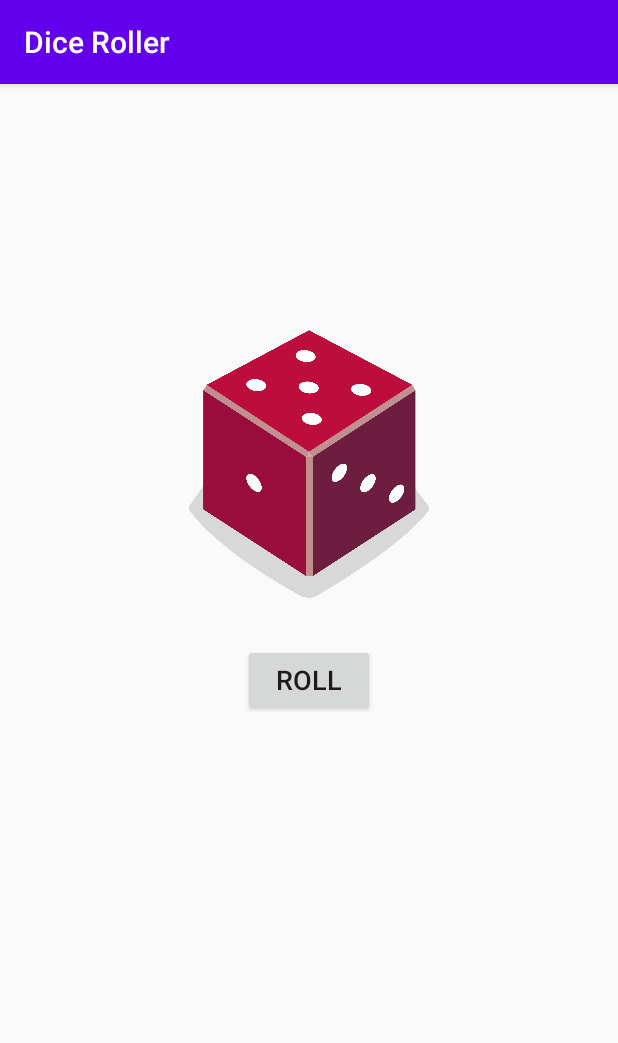
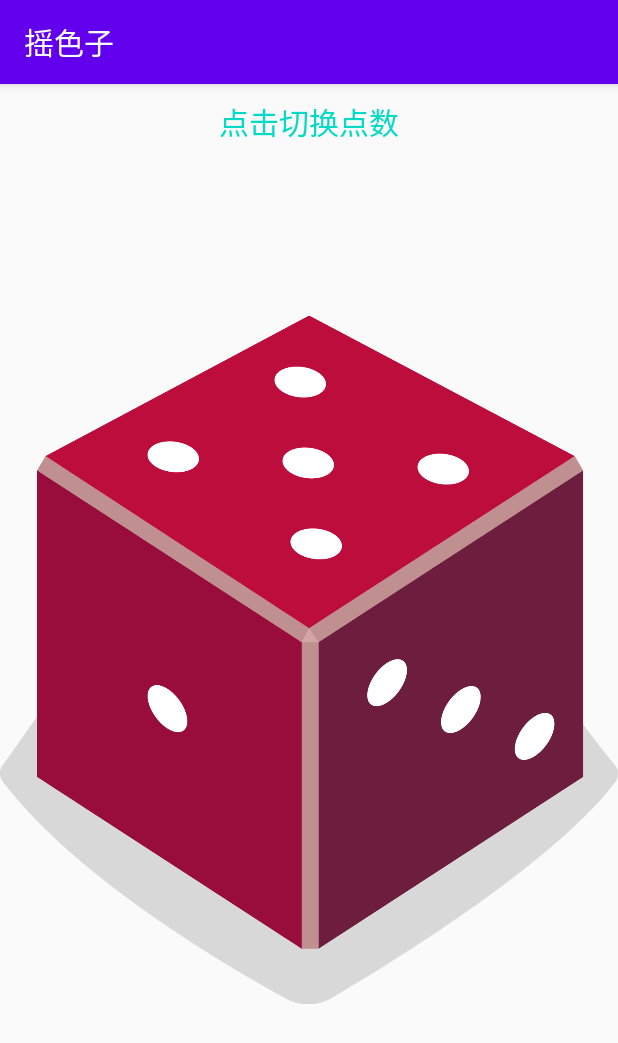
Before and after one commit to szdenny2/DiceRoller, an Android app: the screen it shows after launch (MainActivity), on a phone screen of 412 x 824 dp. Shown: the top 1043 px of the screen. Run offline under Robolectric (Android 15) with nearby library versions, the phone set to English and light mode, and no system bars.

Commit message:
feat:优化UI

```diff
--- a/app/src/main/java/com/winnerwinter/diceroller/MainActivity.kt
+++ b/app/src/main/java/com/winnerwinter/diceroller/MainActivity.kt
@@ -10,16 +10,14 @@ class MainActivity : AppCompatActivity() {
         super.onCreate(savedInstanceState)
         setContentView(R.layout.activity_main)
 
-        val rollButton: Button = findViewById(R.id.button)
-        rollButton.setOnClickListener { rollDice() }
-
-        rollDice()        // Do a dice roll when the app start, in order to display a random dice image for the first time
+        val diceImage: ImageView = findViewById(R.id.imageView)
+        diceImage.setOnClickListener { rollDice(diceImage) }
+        diceImage.performClick()
     }
 
-    private fun rollDice() {
+    private fun rollDice(diceImage: ImageView) {
         val dice = Dice(6)
         val diceRoll = dice.roll()
-        val diceImage: ImageView = findViewById(R.id.imageView)
         val drawableResource = when (diceRoll) {
             1 -> R.drawable.dice_1
             2 -> R.drawable.dice_2
--- a/app/src/main/res/layout/activity_main.xml
+++ b/app/src/main/res/layout/activity_main.xml
@@ -1,37 +1,27 @@
 <?xml version="1.0" encoding="utf-8"?>
-<androidx.constraintlayout.widget.ConstraintLayout xmlns:android="http://schemas.android.com/apk/res/android"
+<FrameLayout xmlns:android="http://schemas.android.com/apk/res/android"
     xmlns:app="http://schemas.android.com/apk/res-auto"
     xmlns:tools="http://schemas.android.com/tools"
     android:layout_width="match_parent"
     android:layout_height="match_parent"
     tools:context=".MainActivity">
 
-    <androidx.constraintlayout.widget.Guideline
-        android:id="@+id/guideline"
-        android:layout_width="wrap_content"
+    <TextView
+        android:layout_width="match_parent"
         android:layout_height="wrap_content"
-        android:orientation="horizontal"
-        app:layout_constraintGuide_percent="0.20" />
-
-    <Button
-        android:id="@+id/button"
-        android:layout_width="wrap_content"
-        android:layout_height="wrap_content"
-        android:layout_marginTop="20dp"
-        android:text="@string/button_roll"
-        android:textSize="18sp"
-        app:layout_constraintEnd_toEndOf="parent"
-        app:layout_constraintStart_toStartOf="parent"
-        app:layout_constraintTop_toBottomOf="@+id/imageView" />
+        android:layout_marginTop="10dp"
+        android:gravity="center"
+        android:text="点击切换点数"
+        android:textColor="@color/colorAccent"
+        android:textSize="20sp" />
 
     <ImageView
         android:id="@+id/imageView"
-        android:layout_width="160dp"
-        android:layout_height="200dp"
+        android:layout_width="match_parent"
+        android:layout_height="match_parent"
         android:importantForAccessibility="no"
         app:layout_constraintEnd_toEndOf="parent"
         app:layout_constraintStart_toStartOf="parent"
-        app:layout_constraintTop_toTopOf="@+id/guideline"
         app:srcCompat="@drawable/dice_1" />
 
-</androidx.constraintlayout.widget.ConstraintLayout>
+</FrameLayout>
--- a/app/src/main/res/values/strings.xml
+++ b/app/src/main/res/values/strings.xml
@@ -1,4 +1,4 @@
 <resources>
-    <string name="app_name">Dice Roller</string>
-    <string name="button_roll">Roll</string>
+    <string name="app_name">摇色子</string>
+    <string name="button_roll">点击色子更换点数</string>
 </resources>
--- a/build.gradle
+++ b/build.gradle
@@ -11,7 +11,7 @@ buildscript {
         mavenCentral()
     }
     dependencies {
-        classpath "com.android.tools.build:gradle:4.0.0"
+        classpath "com.android.tools.build:gradle:4.1.2"
         classpath "org.jetbrains.kotlin:kotlin-gradle-plugin:$kotlin_version"
 
         // NOTE: Do not place your application dependencies here; they belong
```
Also changed, not shown: gradle/wrapper/gradle-wrapper.properties.
